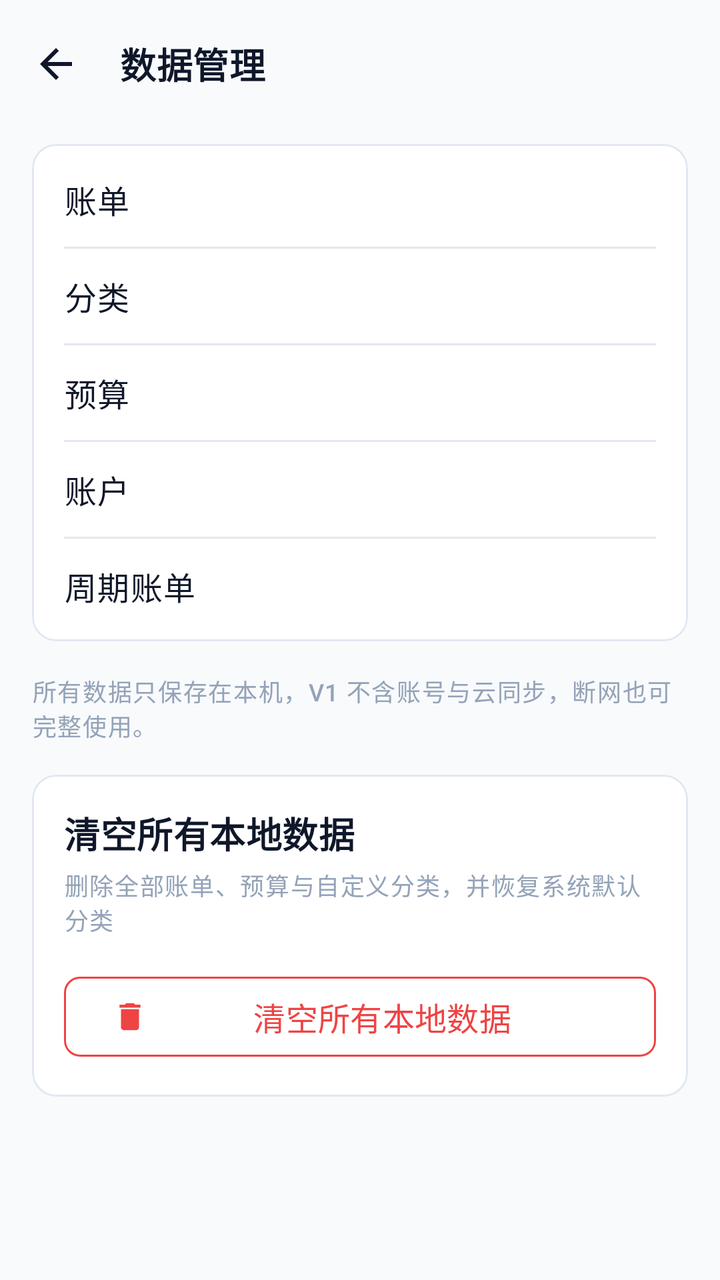
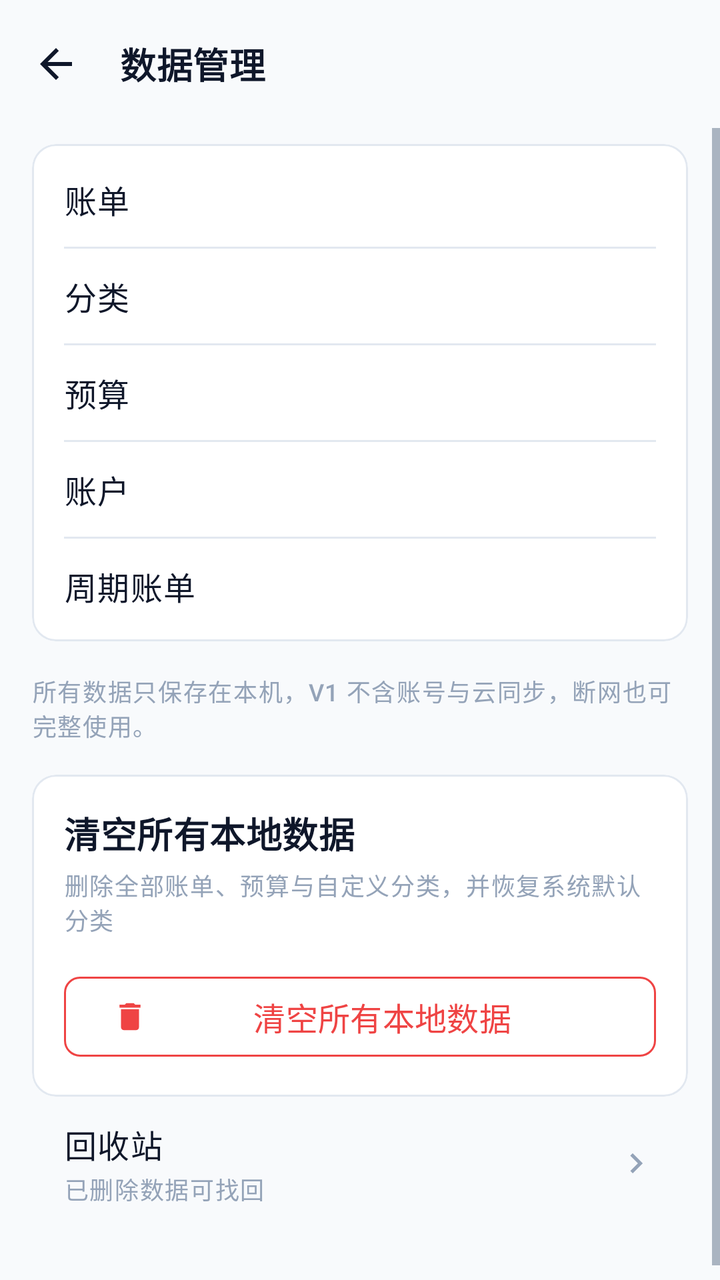

An Android layout rendered at two revisions. The XML below is the earlier revision; the diff shows what the commit changed to produce the second picture.
<!-- AndroidManifest.xml: application theme Theme.MinimalistBookkeeping -->
<!-- res/layout/activity_data_manage.xml -->
<?xml version="1.0" encoding="utf-8"?>
<LinearLayout xmlns:android="http://schemas.android.com/apk/res/android"
    xmlns:app="http://schemas.android.com/apk/res-auto"
    android:id="@+id/dataRoot"
    android:layout_width="match_parent"
    android:layout_height="match_parent"
    android:background="@color/background"
    android:orientation="vertical">

    <com.google.android.material.appbar.MaterialToolbar
        android:id="@+id/toolbar"
        style="@style/Widget.App.Toolbar"
        android:layout_width="match_parent"
        android:layout_height="?attr/actionBarSize"
        app:navigationContentDescription="@string/cd_navigate_up"
        app:navigationIcon="@drawable/ic_arrow_left"
        app:title="@string/data_title" />

    <ScrollView
        android:layout_width="match_parent"
        android:layout_height="0dp"
        android:layout_weight="1"
        android:clipToPadding="false"
        android:fillViewport="true">

        <LinearLayout
            android:layout_width="match_parent"
            android:layout_height="wrap_content"
            android:orientation="vertical"
            android:paddingStart="@dimen/page_margin"
            android:paddingTop="@dimen/spacing_sm"
            android:paddingEnd="@dimen/page_margin"
            android:paddingBottom="@dimen/spacing_xxl">

            <com.google.android.material.card.MaterialCardView
                style="@style/Widget.App.Card"
                android:layout_width="match_parent"
                android:layout_height="wrap_content">

                <LinearLayout
                    android:layout_width="match_parent"
                    android:layout_height="wrap_content"
                    android:orientation="vertical">

                    <LinearLayout
                        android:layout_width="match_parent"
                        android:layout_height="wrap_content"
                        android:gravity="center_vertical"
                        android:orientation="horizontal">

                        <TextView
                            android:layout_width="0dp"
                            android:layout_height="wrap_content"
                            android:layout_weight="1"
                            android:text="@string/data_transaction_count"
                            android:textAppearance="@style/TextAppearance.App.Body" />

                        <TextView
                            android:id="@+id/dataTransactionValue"
                            android:layout_width="wrap_content"
                            android:layout_height="wrap_content"
                            android:maxLines="1"
                            android:textAppearance="@style/TextAppearance.App.Secondary" />

                    </LinearLayout>

                    <View
                        style="@style/AppDivider"
                        android:layout_marginTop="@dimen/spacing_md"
                        android:layout_marginBottom="@dimen/spacing_md" />

                    <LinearLayout
                        android:layout_width="match_parent"
                        android:layout_height="wrap_content"
                        android:gravity="center_vertical"
                        android:orientation="horizontal">

                        <TextView
                            android:layout_width="0dp"
                            android:layout_height="wrap_content"
                            android:layout_weight="1"
                            android:text="@string/data_category_count"
                            android:textAppearance="@style/TextAppearance.App.Body" />

                        <TextView
                            android:id="@+id/dataCategoryValue"
                            android:layout_width="wrap_content"
                            android:layout_height="wrap_content"
                            android:maxLines="1"
                            android:textAppearance="@style/TextAppearance.App.Secondary" />

                    </LinearLayout>

                    <View
                        style="@style/AppDivider"
                        android:layout_marginTop="@dimen/spacing_md"
                        android:layout_marginBottom="@dimen/spacing_md" />

                    <LinearLayout
                        android:layout_width="match_parent"
                        android:layout_height="wrap_content"
                        android:gravity="center_vertical"
                        android:orientation="horizontal">

                        <TextView
                            android:layout_width="0dp"
                            android:layout_height="wrap_content"
                            android:layout_weight="1"
                            android:text="@string/data_budget_count"
                            android:textAppearance="@style/TextAppearance.App.Body" />

                        <TextView
                            android:id="@+id/dataBudgetValue"
                            android:layout_width="wrap_content"
                            android:layout_height="wrap_content"
                            android:maxLines="1"
                            android:textAppearance="@style/TextAppearance.App.Secondary" />

                    </LinearLayout>

                    <View
                        style="@style/AppDivider"
                        android:layout_marginTop="@dimen/spacing_md"
                        android:layout_marginBottom="@dimen/spacing_md" />

                    
                    <LinearLayout
                        android:layout_width="match_parent"
                        android:layout_height="wrap_content"
                        android:gravity="center_vertical"
                        android:orientation="horizontal">

                        <TextView
                            android:layout_width="0dp"
                            android:layout_height="wrap_content"
                            android:layout_weight="1"
                            android:text="@string/data_account_count"
                            android:textAppearance="@style/TextAppearance.App.Body" />

                        <TextView
                            android:id="@+id/dataAccountValue"
                            android:layout_width="wrap_content"
                            android:layout_height="wrap_content"
                            android:maxLines="1"
                            android:textAppearance="@style/TextAppearance.App.Secondary" />

                    </LinearLayout>

                    <View
                        style="@style/AppDivider"
                        android:layout_marginTop="@dimen/spacing_md"
                        android:layout_marginBottom="@dimen/spacing_md" />

                    <LinearLayout
                        android:layout_width="match_parent"
                        android:layout_height="wrap_content"
                        android:gravity="center_vertical"
                        android:orientation="horizontal">

                        <TextView
                            android:layout_width="0dp"
                            android:layout_height="wrap_content"
                            android:layout_weight="1"
                            android:text="@string/data_recurring_count"
                            android:textAppearance="@style/TextAppearance.App.Body" />

                        <TextView
                            android:id="@+id/dataRecurringValue"
                            android:layout_width="wrap_content"
                            android:layout_height="wrap_content"
                            android:maxLines="1"
                            android:textAppearance="@style/TextAppearance.App.Secondary" />

                    </LinearLayout>

                </LinearLayout>

            </com.google.android.material.card.MaterialCardView>

            <TextView
                android:layout_width="match_parent"
                android:layout_height="wrap_content"
                android:layout_marginTop="@dimen/spacing_lg"
                android:text="@string/data_local_only"
                android:textAppearance="@style/TextAppearance.App.Caption" />

            
            <com.google.android.material.card.MaterialCardView
                style="@style/Widget.App.Card"
                android:layout_width="match_parent"
                android:layout_height="wrap_content"
                android:layout_marginTop="@dimen/spacing_lg">

                <LinearLayout
                    android:layout_width="match_parent"
                    android:layout_height="wrap_content"
                    android:orientation="vertical">

                    <TextView
                        android:layout_width="match_parent"
                        android:layout_height="wrap_content"
                        android:text="@string/data_clear_title"
                        android:textAppearance="@style/TextAppearance.App.SectionTitle" />

                    <TextView
                        android:layout_width="match_parent"
                        android:layout_height="wrap_content"
                        android:layout_marginTop="@dimen/spacing_xs"
                        android:text="@string/data_clear_subtitle"
                        android:textAppearance="@style/TextAppearance.App.Caption" />

                    <com.google.android.material.button.MaterialButton
                        android:id="@+id/clearDataButton"
                        style="@style/Widget.App.Button.Danger"
                        android:layout_width="match_parent"
                        android:layout_height="wrap_content"
                        android:layout_marginTop="@dimen/spacing_lg"
                        android:text="@string/data_clear_button"
                        app:icon="@drawable/ic_delete"
                        app:iconTint="@color/danger" />

                </LinearLayout>

            </com.google.android.material.card.MaterialCardView>

        </LinearLayout>

    </ScrollView>

</LinearLayout>
<!-- resources referenced by this layout -->
<resources>
  <color name="background">#F8FAFC</color>
  <color name="danger">#EF4444</color>
  <dimen name="page_margin">16dp</dimen>
  <dimen name="spacing_lg">16dp</dimen>
  <dimen name="spacing_md">12dp</dimen>
  <dimen name="spacing_sm">8dp</dimen>
  <dimen name="spacing_xs">4dp</dimen>
  <dimen name="spacing_xxl">32dp</dimen>
  <string name="cd_navigate_up">返回</string>
  <string name="data_account_count">账户</string>
  <string name="data_budget_count">预算</string>
  <string name="data_category_count">分类</string>
  <string name="data_clear_button">清空所有本地数据</string>
  <string name="data_clear_subtitle">删除全部账单、预算与自定义分类，并恢复系统默认分类</string>
  <string name="data_clear_title">清空所有本地数据</string>
  <string name="data_local_only">所有数据只保存在本机，V1 不含账号与云同步，断网也可完整使用。</string>
  <string name="data_recurring_count">周期账单</string>
  <string name="data_title">数据管理</string>
  <string name="data_transaction_count">账单</string>
  <style name="TextAppearance.App.Body" parent="TextAppearance.Material3.BodyLarge">
          <item name="android:textSize">@dimen/font_body</item>
          <item name="android:textColor">@color/text_primary</item>
      </style>
  <style name="TextAppearance.App.Caption" parent="TextAppearance.Material3.LabelSmall">
          <item name="android:textSize">@dimen/font_caption</item>
          <item name="android:textColor">@color/text_tertiary</item>
      </style>
  <style name="Theme.MinimalistBookkeeping" parent="Base.Theme.MinimalistBookkeeping" />
  <dimen name="divider_height">1dp</dimen>
  <color name="divider">#E2E8F0</color>
  <dimen name="font_body">16sp</dimen>
  <color name="text_primary">#0F172A</color>
  <dimen name="font_caption">12sp</dimen>
  <color name="text_tertiary">#94A3B8</color>
  <dimen name="font_secondary">14sp</dimen>
  <color name="text_secondary">#64748B</color>
  <dimen name="font_section_title">18sp</dimen>
  <dimen name="button_height">48dp</dimen>
  <dimen name="radius_sm">8dp</dimen>
  <color name="surface">#FFFFFF</color>
  <dimen name="radius_md">12dp</dimen>
  <dimen name="stroke_width">1dp</dimen>
  <color name="primary">#2563EB</color>
  <color name="text_on_primary">#FFFFFF</color>
  <color name="primary_light">#DBEAFE</color>
  <color name="primary_dark">#1D4ED8</color>
  <color name="surface_subtle">#F1F5F9</color>
  <dimen name="font_display">32sp</dimen>
  <dimen name="font_page_title">24sp</dimen>
  <!-- unchanged entries left out for length: 12 -->
</resources>

<!-- the commit's change to res/layout/activity_data_manage.xml (unified diff, before → after) -->
@@ -223,6 +223,42 @@
 
             </com.google.android.material.card.MaterialCardView>
 
+            
+            <LinearLayout
+                android:id="@+id/recycleBinRow"
+                style="@style/AppMenuRow"
+                android:orientation="horizontal">
+
+                <LinearLayout
+                    android:layout_width="0dp"
+                    android:layout_height="wrap_content"
+                    android:layout_weight="1"
+                    android:orientation="vertical">
+
+                    <TextView
+                        android:layout_width="wrap_content"
+                        android:layout_height="wrap_content"
+                        android:text="@string/recycle_bin_entry"
+                        android:textAppearance="@style/TextAppearance.App.Body" />
+
+                    <TextView
+                        android:layout_width="wrap_content"
+                        android:layout_height="wrap_content"
+                        android:layout_marginTop="@dimen/spacing_xxs"
+                        android:text="@string/recycle_bin_entry_hint"
+                        android:textAppearance="@style/TextAppearance.App.Caption" />
+
+                </LinearLayout>
+
+                <ImageView
+                    android:layout_width="@dimen/icon_size_sm"
+                    android:layout_height="@dimen/icon_size_sm"
+                    android:importantForAccessibility="no"
+                    android:src="@drawable/ic_chevron_right"
+                    app:tint="@color/text_tertiary" />
+
+            </LinearLayout>
+
         </LinearLayout>
 
     </ScrollView>
<!-- resource entries referenced after the edit -->
@@ -8,6 +8,17 @@
   <dimen name="spacing_sm">8dp</dimen>
   <dimen name="spacing_xs">4dp</dimen>
   <dimen name="spacing_xxl">32dp</dimen>
+  <dimen name="spacing_xxs">2dp</dimen>
+  <!-- drawable ic_chevron_right (drawable) -->
+  <vector xmlns:android="http://schemas.android.com/apk/res/android"
+      android:width="24dp"
+      android:height="24dp"
+      android:viewportWidth="24"
+      android:viewportHeight="24">
+      <path
+          android:fillColor="@android:color/white"
+          android:pathData="M10,6L8.59,7.41 13.17,12l-4.58,4.59L10,18l6,-6z" />
+  </vector>
   <string name="cd_navigate_up">返回</string>
   <string name="data_account_count">账户</string>
   <string name="data_budget_count">预算</string>
@@ -19,6 +30,22 @@
   <string name="data_recurring_count">周期账单</string>
   <string name="data_title">数据管理</string>
   <string name="data_transaction_count">账单</string>
+  <string name="recycle_bin_entry">回收站</string>
+  <string name="recycle_bin_entry_hint">已删除数据可找回</string>
+  <style name="AppMenuRow">
+          <item name="android:layout_width">match_parent</item>
+          <item name="android:layout_height">wrap_content</item>
+          <item name="android:minHeight">@dimen/menu_item_min_height</item>
+          <item name="android:orientation">horizontal</item>
+          <item name="android:gravity">center_vertical</item>
+          <item name="android:paddingStart">@dimen/spacing_lg</item>
+          <item name="android:paddingEnd">@dimen/spacing_lg</item>
+          <item name="android:paddingTop">@dimen/spacing_md</item>
+          <item name="android:paddingBottom">@dimen/spacing_md</item>
+          <item name="android:background">?attr/selectableItemBackground</item>
+          <item name="android:clickable">true</item>
+          <item name="android:focusable">true</item>
+      </style>
   <style name="TextAppearance.App.Body" parent="TextAppearance.Material3.BodyLarge">
           <item name="android:textSize">@dimen/font_body</item>
           <item name="android:textColor">@color/text_primary</item>
@@ -30,10 +57,12 @@
   <style name="Theme.MinimalistBookkeeping" parent="Base.Theme.MinimalistBookkeeping" />
   <dimen name="divider_height">1dp</dimen>
   <color name="divider">#E2E8F0</color>
+  <dimen name="menu_item_min_height">56dp</dimen>
   <dimen name="font_body">16sp</dimen>
   <color name="text_primary">#0F172A</color>
   <dimen name="font_caption">12sp</dimen>
   <color name="text_tertiary">#94A3B8</color>
+  <dimen name="icon_size_sm">20dp</dimen>
   <dimen name="font_secondary">14sp</dimen>
   <color name="text_secondary">#64748B</color>
   <dimen name="font_section_title">18sp</dimen>
